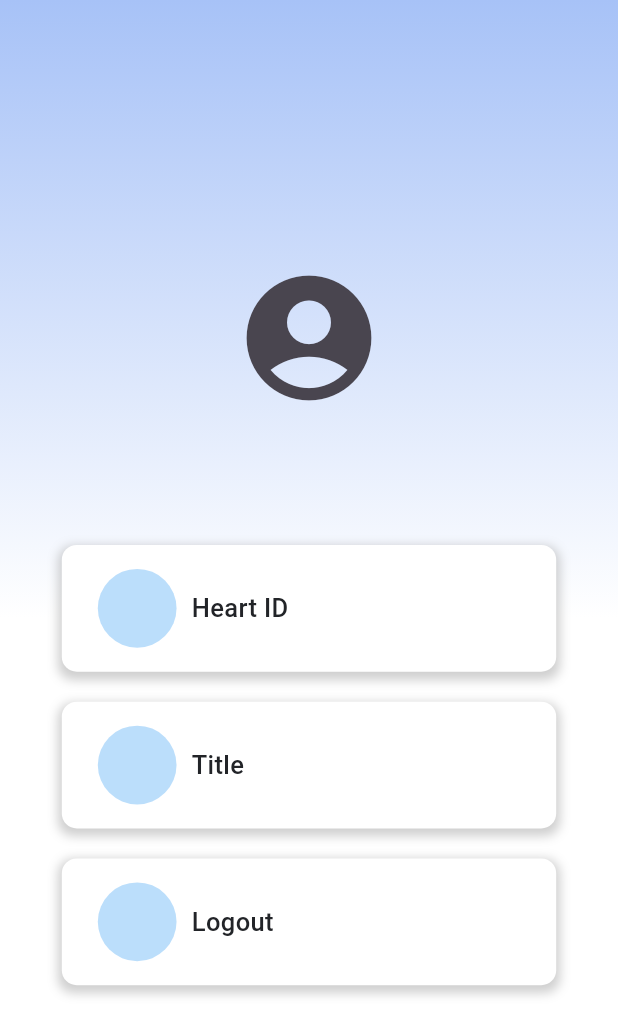
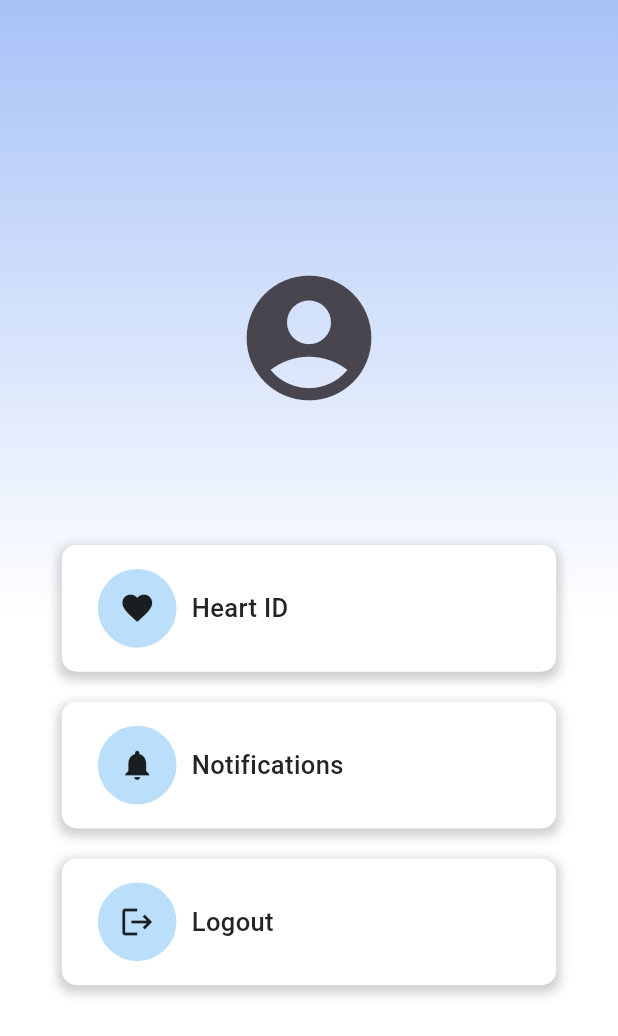
Before and after one commit to Affinity-App/Affinity-App, a Flutter app: the SettingsPage screen opened by its route, on a phone screen of 412 x 824 dp. Shown: the top 1036 px of the screen. Run offline on Flutter 3.47's test engine with Material 3 defaults, Android fonts, the light colour scheme and no system bars; drawn by our look-alikes of getwidget; our stand-ins replace cloud_firestore, csv, firebase_auth, firebase_core, fl_chart, flutter_rating_bar and 6 more; accounts and stored records are empty; Roboto replaces fonts that are missing (RaleWay).

Commit message:
added icons to the tiles

```diff
--- a/cardiacengineering_app/lib/pages/dev_settings/settings_page.dart
+++ b/cardiacengineering_app/lib/pages/dev_settings/settings_page.dart
@@ -1,5 +1,8 @@
+//THIS IS NOW THE PROFILE PAGE
+
 import 'dart:io';
 import 'package:flutter/material.dart';
+import 'package:flutter/widgets.dart';
 import 'package:image_picker/image_picker.dart';
 import 'package:flutter_rating_bar/flutter_rating_bar.dart';
 import 'package:permission_handler/permission_handler.dart';
@@ -103,7 +106,9 @@ class _SettingsPageState extends State<SettingsPage> {
                     ],
                   ),
                   child: const GFListTile(
-                    avatar: GFAvatar(),
+                    avatar: GFAvatar(
+                      child: Icon(Icons.favorite),
+                    ),
                     titleText: 'Heart ID',
                     // subTitleText: 'Lorem ipsum dolor sit amet, consectetur adipiscing',
                     // icon: Icon(Icons.favorite),
@@ -138,8 +143,10 @@ class _SettingsPageState extends State<SettingsPage> {
                     ],
                   ),
                   child: const GFListTile(
-                    avatar: GFAvatar(),
-                    titleText: 'Title',
+                    avatar: GFAvatar(
+                      child: Icon(Icons.notifications),
+                    ),
+                    titleText: 'Notifications',
                     // subTitleText: 'Lorem ipsum dolor sit amet, consectetur adipiscing',
                     //icon: Icon(Icons.favorite),
                   ),
@@ -173,7 +180,9 @@ class _SettingsPageState extends State<SettingsPage> {
                     ],
                   ),
                   child: const GFListTile(
-                    avatar: GFAvatar(),
+                    avatar: GFAvatar(
+                      child: Icon(Icons.logout),
+                    ),
                     titleText: 'Logout',
                   ),
                 ),
```
